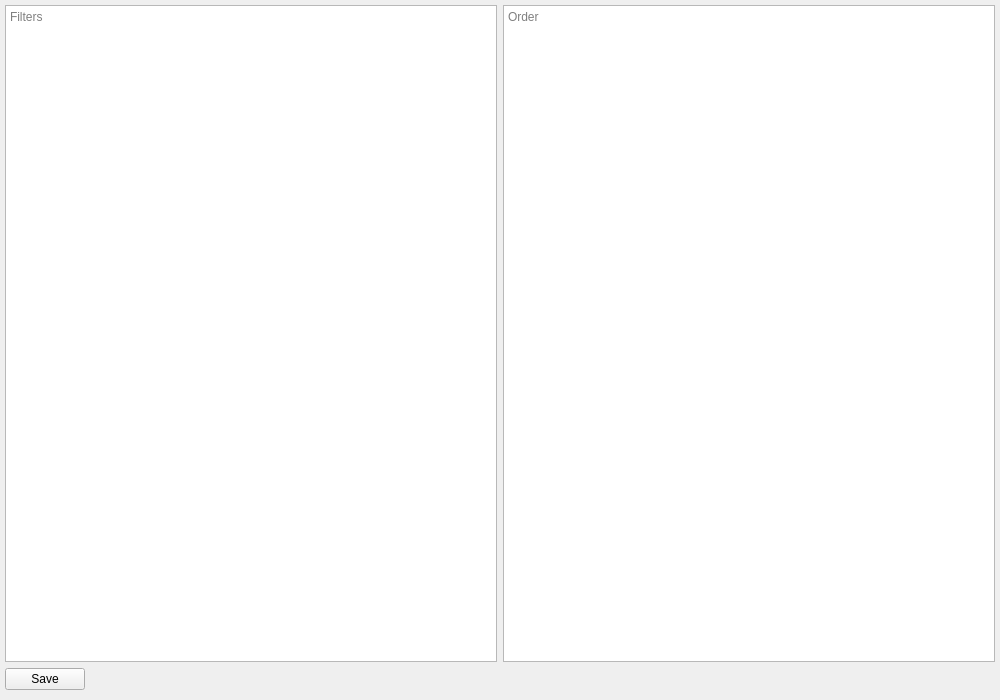
IceBear8965/TsumCopyrightTool, file app/view/uis/setup.ui: the form before one commit.
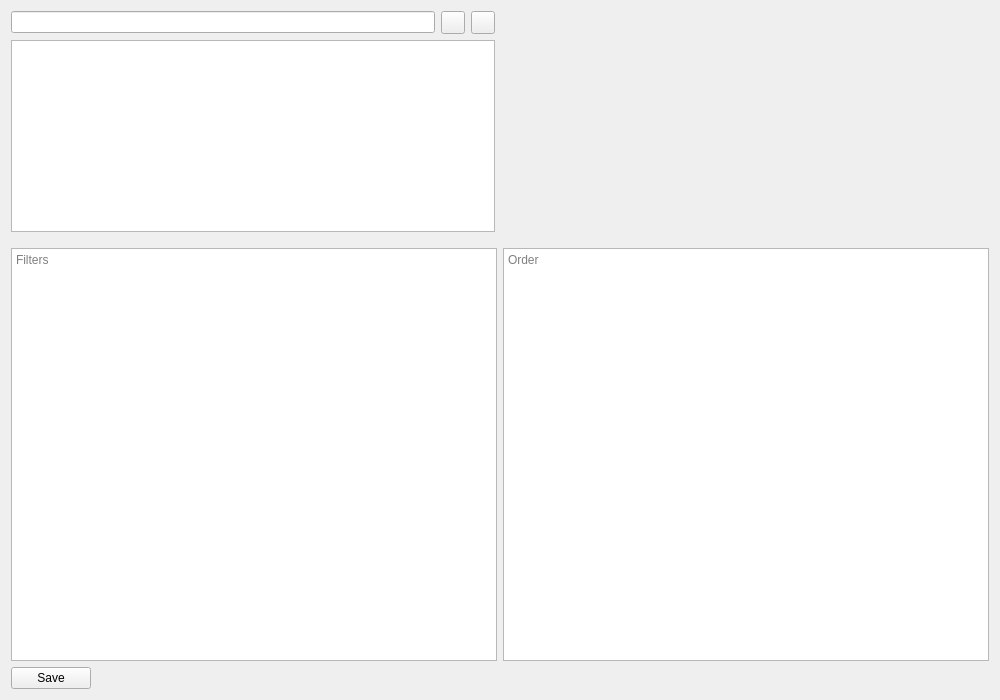
The form after the commit. Custom widgets are drawn as their Qt base class.

Commit message: Changed ui to add listview and control buttons

Diff of the .ui file:
```diff
--- a/app/view/uis/setup.ui
+++ b/app/view/uis/setup.ui
@@ -13,21 +13,86 @@
   <property name="windowTitle">
    <string>Form</string>
   </property>
-  <layout class="QVBoxLayout" name="verticalLayout_2">
-   <property name="leftMargin">
-    <number>5</number>
-   </property>
-   <property name="topMargin">
-    <number>5</number>
-   </property>
-   <property name="rightMargin">
-    <number>5</number>
-   </property>
-   <property name="bottomMargin">
-    <number>10</number>
-   </property>
+  <layout class="QVBoxLayout" name="verticalLayout_3">
    <item>
     <layout class="QVBoxLayout" name="verticalLayout">
+     <item>
+      <layout class="QHBoxLayout" name="horizontalLayout_5">
+       <item>
+        <layout class="QVBoxLayout" name="verticalLayout_2">
+         <item>
+          <layout class="QHBoxLayout" name="horizontalLayout_3">
+           <item>
+            <widget class="LineEdit" name="lineEdit"/>
+           </item>
+           <item>
+            <widget class="ToolButton" name="delPresetBtn">
+             <property name="text">
+              <string/>
+             </property>
+            </widget>
+           </item>
+           <item>
+            <widget class="ToolButton" name="addPresetBtn">
+             <property name="text">
+              <string/>
+             </property>
+            </widget>
+           </item>
+          </layout>
+         </item>
+         <item alignment="Qt::AlignTop">
+          <widget class="ListView" name="listView"/>
+         </item>
+        </layout>
+       </item>
+       <item>
+        <spacer name="horizontalSpacer_2">
+         <property name="orientation">
+          <enum>Qt::Horizontal</enum>
+         </property>
+         <property name="sizeType">
+          <enum>QSizePolicy::Fixed</enum>
+         </property>
+         <property name="sizeHint" stdset="0">
+          <size>
+           <width>10</width>
+           <height>20</height>
+          </size>
+         </property>
+        </spacer>
+       </item>
+       <item>
+        <spacer name="horizontalSpacer">
+         <property name="orientation">
+          <enum>Qt::Horizontal</enum>
+         </property>
+         <property name="sizeHint" stdset="0">
+          <size>
+           <width>40</width>
+           <height>20</height>
+          </size>
+         </property>
+        </spacer>
+       </item>
+      </layout>
+     </item>
+     <item>
+      <spacer name="verticalSpacer">
+       <property name="orientation">
+        <enum>Qt::Vertical</enum>
+       </property>
+       <property name="sizeType">
+        <enum>QSizePolicy::Fixed</enum>
+       </property>
+       <property name="sizeHint" stdset="0">
+        <size>
+         <width>20</width>
+         <height>10</height>
+        </size>
+       </property>
+      </spacer>
+     </item>
      <item>
       <layout class="QHBoxLayout" name="horizontalLayout">
        <item>
@@ -72,6 +137,21 @@
    <extends>QPlainTextEdit</extends>
    <header>qfluentwidgets</header>
   </customwidget>
+  <customwidget>
+   <class>LineEdit</class>
+   <extends>QLineEdit</extends>
+   <header>qfluentwidgets</header>
+  </customwidget>
+  <customwidget>
+   <class>ToolButton</class>
+   <extends>QToolButton</extends>
+   <header>qfluentwidgets</header>
+  </customwidget>
+  <customwidget>
+   <class>ListView</class>
+   <extends>QListView</extends>
+   <header>qfluentwidgets</header>
+  </customwidget>
  </customwidgets>
  <resources/>
  <connections/>
```
The commit also changes 3 other files.
